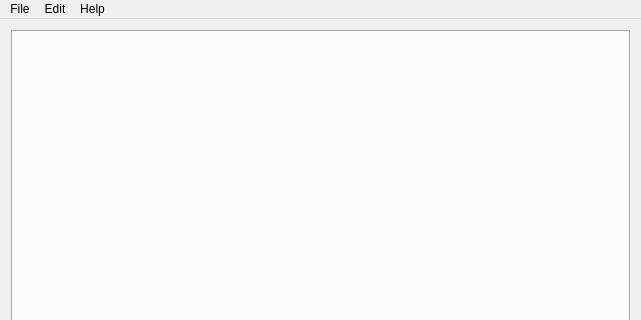
Qt form EditorTexto/mainwindow.ui (Antoniolm/Editor_Texto-Qt5) before a commit; both pictures show x 0 to 641 and y 0 to 320 of the 641 by 576 pixel window.
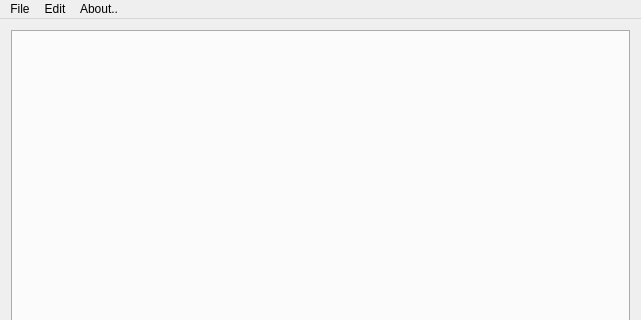
The same form after that commit.

Commit message: Añadida la intefaz y funcionalidad de about

What changed in the file:
```diff
--- a/EditorTexto/mainwindow.ui
+++ b/EditorTexto/mainwindow.ui
@@ -60,7 +60,7 @@
    </widget>
    <widget class="QMenu" name="menuHelp_2">
     <property name="title">
-     <string>Help</string>
+     <string>About..</string>
     </property>
     <addaction name="actionContext_help_2"/>
    </widget>
```
Left out of the diff: 12 changed lines with no effect on the pictures. The commit also changes 8 other files.
